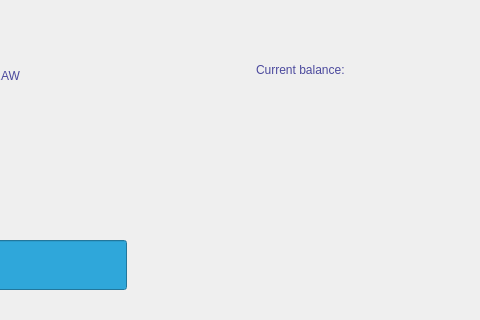
First picture: the form in view/withdraw.ui, repository rawsashimi1604/1009_BankingSystem, before the edit; both pictures show x 474 to 954 and y 0 to 320 of the 954 by 507 pixel window.
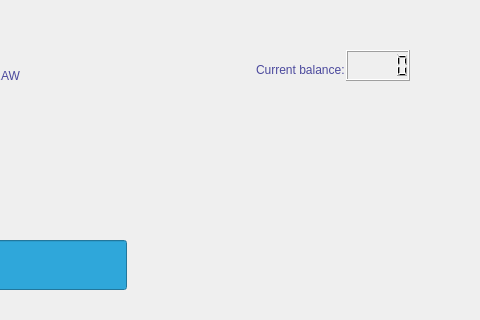
Second picture: the form after the edit.

Commit message: updated display of current balance for ui

What changed in the file:
```diff
--- a/view/withdraw.ui
+++ b/view/withdraw.ui
@@ -149,6 +149,16 @@
       <string>Current balance:</string>
      </property>
     </widget>
+    <widget class="QLCDNumber" name="balance">
+     <property name="geometry">
+      <rect>
+       <x>810</x>
+       <y>40</y>
+       <width>64</width>
+       <height>31</height>
+      </rect>
+     </property>
+    </widget>
    </widget>
   </widget>
  </widget>
```
The commit also changes 15 other files.
